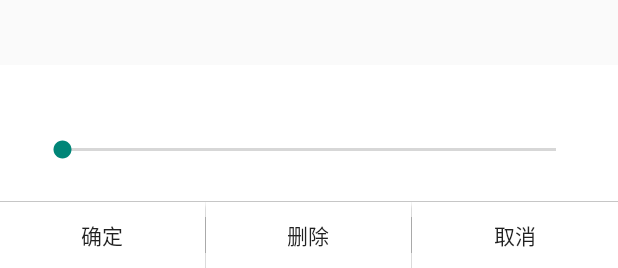
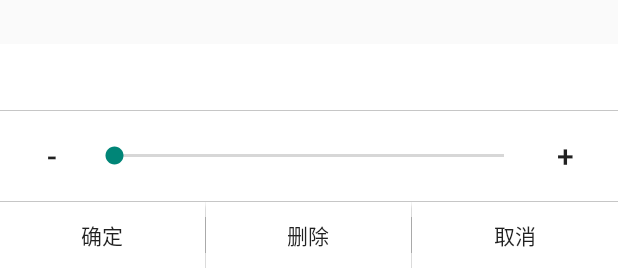
Before and after one commit to hupu123/TeaTime, an Android app: the layout dialog_target_view.xml on its own in the app's theme, with its tools: preview values and no code run, on a phone screen of 412 x 824 dp. Shown: the part 968-1236 px from the top of the screen. Run offline under Robolectric (Android 15) with nearby library versions, the phone set to English and light mode, and no system bars.

Commit message:
[targets] Fxied bugs

```diff
--- a/app/src/main/java/com/hugh/teatime/db/MyDBOperater.java
+++ b/app/src/main/java/com/hugh/teatime/db/MyDBOperater.java
@@ -1322,7 +1322,7 @@ public class MyDBOperater {
         }
         ArrayList<DailyTargetBean> dailyTargets = new ArrayList<>();
         // 查询目标数据
-        Cursor cursor = db.rawQuery("SELECT * FROM daily_targets WHERE createtime<=? ORDER BY createtime DESC", new String[]{String.valueOf(targetTime)});
+        Cursor cursor = db.rawQuery("SELECT * FROM daily_targets WHERE createtime<=? ORDER BY createtime DESC", new String[]{String.valueOf(ToolUtil.getEndTimeOfDay(targetTime))});
         while (cursor.moveToNext()) {
             int id = cursor.getInt(cursor.getColumnIndex("_dailytargetid"));
             String title = cursor.getString(cursor.getColumnIndex("title"));
--- a/app/src/main/java/com/hugh/teatime/models/target/TargetHomeActivity.java
+++ b/app/src/main/java/com/hugh/teatime/models/target/TargetHomeActivity.java
@@ -76,10 +76,6 @@ public class TargetHomeActivity extends BaseActivity {
         slhlvTargets.setOnItemClickListener(new AdapterView.OnItemClickListener() {
             @Override
             public void onItemClick(AdapterView<?> adapterView, View view, final int i, long l) {
-                // 未完成任务不可编辑
-                if (targets.get(i).getStatus() == 2) {
-                    return;
-                }
                 DialogUtil targetDialog = new DialogUtil(TargetHomeActivity.this, targets.get(i), new TargetDialogListener() {
                     @Override
                     public void sure(TargetBean targetBean) {
--- a/app/src/main/res/layout/dialog_target_view.xml
+++ b/app/src/main/res/layout/dialog_target_view.xml
@@ -40,26 +40,46 @@
         android:background="@color/colorWhite"
         android:orientation="vertical">
 
+        <TextView
+            android:id="@+id/tv_title"
+            android:layout_width="match_parent"
+            android:layout_height="@dimen/item_height"
+            android:gravity="center"
+            android:textSize="@dimen/txt_size_1"
+            android:textStyle="bold" />
+
+        <View
+            android:layout_width="match_parent"
+            android:layout_height="@dimen/divider_height"
+            android:background="@color/colorGray" />
+
         <LinearLayout
             android:layout_width="match_parent"
             android:layout_height="wrap_content"
-            android:gravity="center"
-            android:orientation="vertical"
+            android:gravity="center_vertical"
             android:padding="10dp">
 
-            <TextView
-                android:id="@+id/tv_title"
-                android:layout_width="wrap_content"
-                android:layout_height="wrap_content"
-                android:layout_marginStart="10dp"
-                android:textSize="@dimen/txt_size_1"
-                android:textStyle="bold" />
+            <Button
+                android:id="@+id/btn_down"
+                android:layout_width="50dp"
+                android:layout_height="40dp"
+                android:background="@drawable/btn_click_bg6_selector"
+                android:text="@string/nt_down"
+                android:textSize="@dimen/txt_size" />
 
             <SeekBar
                 android:id="@+id/sb_progress"
-                android:layout_width="match_parent"
+                android:layout_width="0dp"
                 android:layout_height="wrap_content"
-                android:layout_margin="@dimen/page_margin" />
+                android:layout_weight="1" />
+
+            <Button
+                android:id="@+id/btn_up"
+                android:layout_width="50dp"
+                android:layout_height="40dp"
+                android:background="@drawable/btn_click_bg6_selector"
+                android:text="@string/nt_up"
+                android:textSize="@dimen/txt_size" />
         </LinearLayout>
 
         <View
--- a/app/src/main/res/values/strings.xml
+++ b/app/src/main/res/values/strings.xml
@@ -322,6 +322,8 @@
     <string name="nt_tn">%1$s(%2$d/%3$d)</string>
     <string name="nt_st">开始时间：%1$s</string>
     <string name="nt_et">结束时间：%1$s</string>
+    <string name="nt_up">+</string>
+    <string name="nt_down">-</string>
 
     <!-- *********************************** Fragment ************************************** -->
 
```
Also changed, not shown: app/src/main/java/com/hugh/teatime/utils/DialogUtil.java (+15 -1 lines).
